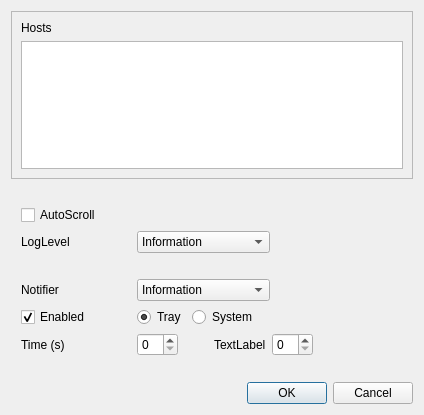
sperner/QtLogwatcher, file settings.ui: the form before one commit.
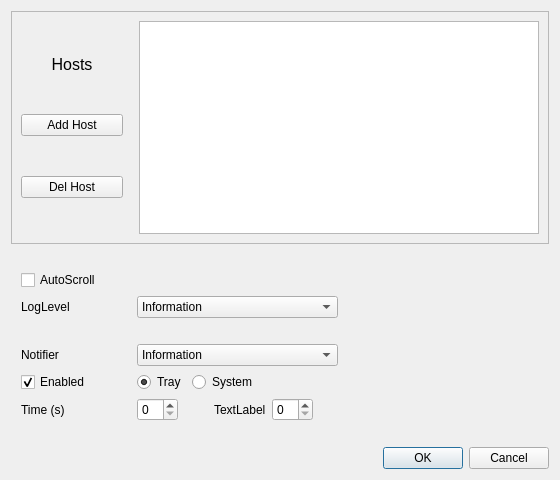
The form after the commit.

Diff of the .ui file:
```diff
--- a/settings.ui
+++ b/settings.ui
@@ -6,8 +6,8 @@
    <rect>
     <x>0</x>
     <y>0</y>
-    <width>424</width>
-    <height>415</height>
+    <width>560</width>
+    <height>480</height>
    </rect>
   </property>
   <property name="windowTitle">
@@ -26,16 +26,93 @@
        </property>
        <layout class="QVBoxLayout" name="verticalLayout_2">
         <item>
-         <widget class="QLabel" name="lblHosts">
-          <property name="text">
-           <string>Hosts</string>
+         <layout class="QHBoxLayout" name="hori_Hosts" stretch="1,0,1">
+          <property name="sizeConstraint">
+           <enum>QLayout::SetMinimumSize</enum>
           </property>
-         </widget>
-        </item>
-        <item>
-         <layout class="QHBoxLayout" name="hori_Hosts">
+          <item>
+           <layout class="QVBoxLayout" name="vert_Hosts">
+            <property name="spacing">
+             <number>-1</number>
+            </property>
+            <property name="sizeConstraint">
+             <enum>QLayout::SetMinimumSize</enum>
+            </property>
+            <property name="rightMargin">
+             <number>0</number>
+            </property>
+            <item>
+             <widget class="QLabel" name="lblHosts">
+              <property name="sizePolicy">
+               <sizepolicy hsizetype="Preferred" vsizetype="Fixed">
+                <horstretch>0</horstretch>
+                <verstretch>0</verstretch>
+               </sizepolicy>
+              </property>
+              <property name="font">
+               <font>
+                <pointsize>12</pointsize>
+                <weight>50</weight>
+                <bold>false</bold>
+               </font>
+              </property>
+              <property name="frameShadow">
+               <enum>QFrame::Plain</enum>
+              </property>
+              <property name="text">
+               <string>Hosts</string>
+              </property>
+              <property name="alignment">
+               <set>Qt::AlignCenter</set>
+              </property>
+             </widget>
+            </item>
+            <item>
+             <widget class="QPushButton" name="btnAdd">
+              <property name="text">
+               <string>Add Host</string>
+              </property>
+             </widget>
+            </item>
+            <item>
+             <widget class="QPushButton" name="btnDel">
+              <property name="text">
+               <string>Del Host</string>
+              </property>
+             </widget>
+            </item>
+           </layout>
+          </item>
+          <item>
+           <spacer name="horizontalSpacer">
+            <property name="orientation">
+             <enum>Qt::Horizontal</enum>
+            </property>
+            <property name="sizeType">
+             <enum>QSizePolicy::Fixed</enum>
+            </property>
+            <property name="sizeHint" stdset="0">
+             <size>
+              <width>10</width>
+              <height>20</height>
+             </size>
+            </property>
+           </spacer>
+          </item>
           <item>
            <widget class="QTableWidget" name="twHosts">
+            <property name="sizePolicy">
+             <sizepolicy hsizetype="Expanding" vsizetype="Expanding">
+              <horstretch>0</horstretch>
+              <verstretch>0</verstretch>
+             </sizepolicy>
+            </property>
+            <property name="minimumSize">
+             <size>
+              <width>400</width>
+              <height>120</height>
+             </size>
+            </property>
             <property name="rowCount">
              <number>0</number>
             </property>
```
